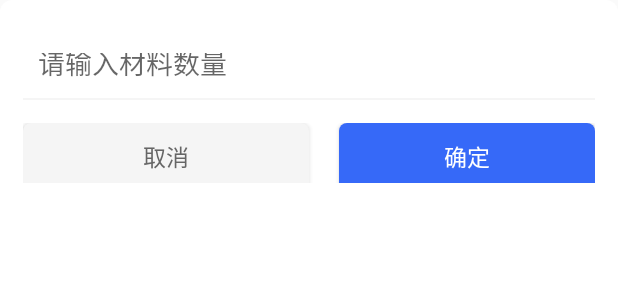
After one commit to kingwindwang/channel11, an Android app: the layout dialog_num_material.xml on its own in the app's theme, with its tools: preview values and no code run, on a phone screen of 412 x 824 dp. The commit adds this screen. Shown: the top 300 px of the screen. Run offline under Robolectric (Android 15) with nearby library versions, the phone set to English and light mode, and no system bars.

Commit message:
二期开发

```diff
--- a/app/src/main/java/com/example/channel/adapter/AddSiteAdapter.java
+++ b/app/src/main/java/com/example/channel/adapter/AddSiteAdapter.java
@@ -57,11 +57,10 @@ public class AddSiteAdapter extends BaseAdapter {
         }else
             holder = (ViewHolder) view.getTag();
         holder.tv_name.setText(siteContentModels.get(i).getName());
-        if (siteContentModels.get(i).getSelectPosition() > -1)
-            holder.tv_content.setText(siteContentModels.get(i).getContents()[siteContentModels.get(i).getSelectPosition()]);
+        holder.tv_content.setText(siteContentModels.get(i).getContents());
         if (i == 0)
             holder.img_arrow.setVisibility(View.INVISIBLE);
-        if (i == 1 && rod_number == 0)
+        if ((i == 1 && rod_number == 0) || i == 10)
             holder.tv_content.setHint("请输入");
 
         return view;
--- a/app/src/main/java/com/example/channel/adapter/Material2Adapter.java
+++ b/app/src/main/java/com/example/channel/adapter/Material2Adapter.java
@@ -70,6 +70,12 @@ public class Material2Adapter extends BaseAdapter {
                 context.jiajian(i, material1s.get(i).getMaterialNum()+1);
             }
         });
+        holder.materialNum.setOnClickListener(new View.OnClickListener() {
+            @Override
+            public void onClick(View v) {
+                context.editNum(i, material1s.get(i).getMaterialNum());
+            }
+        });
         return view;
     }
 
--- /dev/null
+++ b/app/src/main/res/layout/dialog_num_material.xml
@@ -0,0 +1,52 @@
+<?xml version="1.0" encoding="utf-8"?>
+<LinearLayout xmlns:android="http://schemas.android.com/apk/res/android"
+    android:orientation="vertical" android:layout_width="match_parent"
+    android:layout_height="match_parent"
+    android:background="@drawable/withe_round_8"
+    android:padding="@dimen/margin_15">
+
+    <EditText
+        android:id="@+id/et_num"
+        android:layout_width="match_parent"
+        android:layout_marginTop="@dimen/margin_10"
+        android:layout_height="40dp"
+        android:inputType="number"
+        android:background="@null"
+        android:textColor="@color/black_3"
+        android:hint="请输入材料数量"
+        android:padding="@dimen/margin_10"/>
+    <View
+        android:layout_width="match_parent"
+        android:layout_height="1dp"
+        android:background="@color/bg"/>
+
+    <LinearLayout
+        android:layout_width="match_parent"
+        android:layout_height="40dp"
+        android:layout_marginTop="@dimen/margin_15"
+        android:orientation="horizontal">
+        <Button
+            android:id="@+id/btn_cancel"
+            style="@style/text_black6_15"
+            android:layout_width="match_parent"
+            android:layout_height="45dp"
+            android:layout_weight="1"
+            android:background="@drawable/withe_b_round_8"
+            android:text="取消"
+            android:gravity="center"
+            />
+        <Button
+            android:id="@+id/btn_ok"
+            style="@style/text_black6_15"
+            android:layout_width="match_parent"
+            android:layout_height="45dp"
+            android:layout_weight="1"
+            android:layout_marginLeft="@dimen/margin_20"
+            android:background="@drawable/blue_round_5"
+            android:text="确定"
+            android:textColor="@color/white"
+            android:gravity="center"
+            />
+    </LinearLayout>
+
+</LinearLayout>
--- a/app/src/main/res/values/array.xml
+++ b/app/src/main/res/values/array.xml
@@ -23,6 +23,12 @@
         <item>7</item>
         <item>8</item>
         <item>9</item>
+    </string-array>
+    <string-array name="list4_1">
+        <item>0</item>
+        <item>利旧</item>
+        <item>变电站</item>
+        <item>变压器</item>
     </string-array>
     <string-array name="list5">
         <item>是-400V</item>
```
Also changed, not shown: app/src/main/java/com/example/channel/activity/AddSiteActivity.java (+12 -14 lines), app/src/main/java/com/example/channel/activity/MaterialAddActivity.java (+16 -0 lines), app/src/main/java/com/example/channel/activity/SelectActivity.java (+50 -31 lines), app/src/main/java/com/example/channel/model/impl/SiteContentModelImpl.java (+108 -57 lines), app/src/main/java/com/example/channel/model/impl/SiteDetailModelImpl.java (+9 -0 lines), app/src/main/java/com/example/channel/present/impl/SiteContentPresentImpl.java (+7 -7 lines), app/src/main/java/com/example/channel/utils/MaterialNumDialog.java (added, +81 -0 lines).
